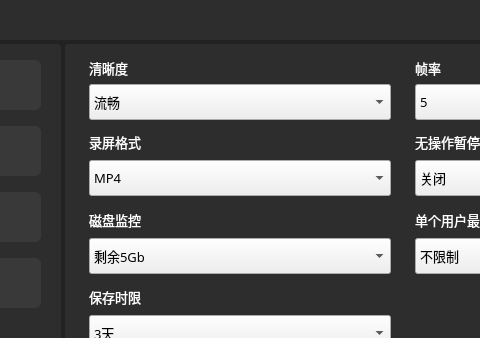
First picture: the form in src/ui/ks-vaudit-audit/src/widget.ui, repository openeuler-mirror/ks-vaudit, before the edit; both pictures show x 235 to 715 and y 0 to 338 of the 980 by 532 pixel window.
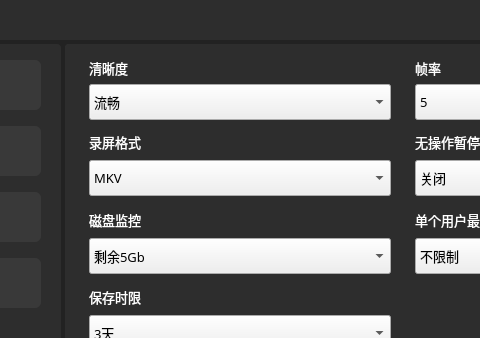
Second picture: the form after the edit. Icons and pictures are not drawn.

Diff of the .ui file:
```diff
--- a/src/ui/ks-vaudit-audit/src/widget.ui
+++ b/src/ui/ks-vaudit-audit/src/widget.ui
@@ -769,11 +769,6 @@
         <height>30</height>
        </size>
       </property>
-      <item>
-       <property name="text">
-        <string>MP4</string>
-       </property>
-      </item>
       <item>
        <property name="text">
         <string>MKV</string>
```
Left out of the diff: 2 changed lines with no effect on the pictures.
